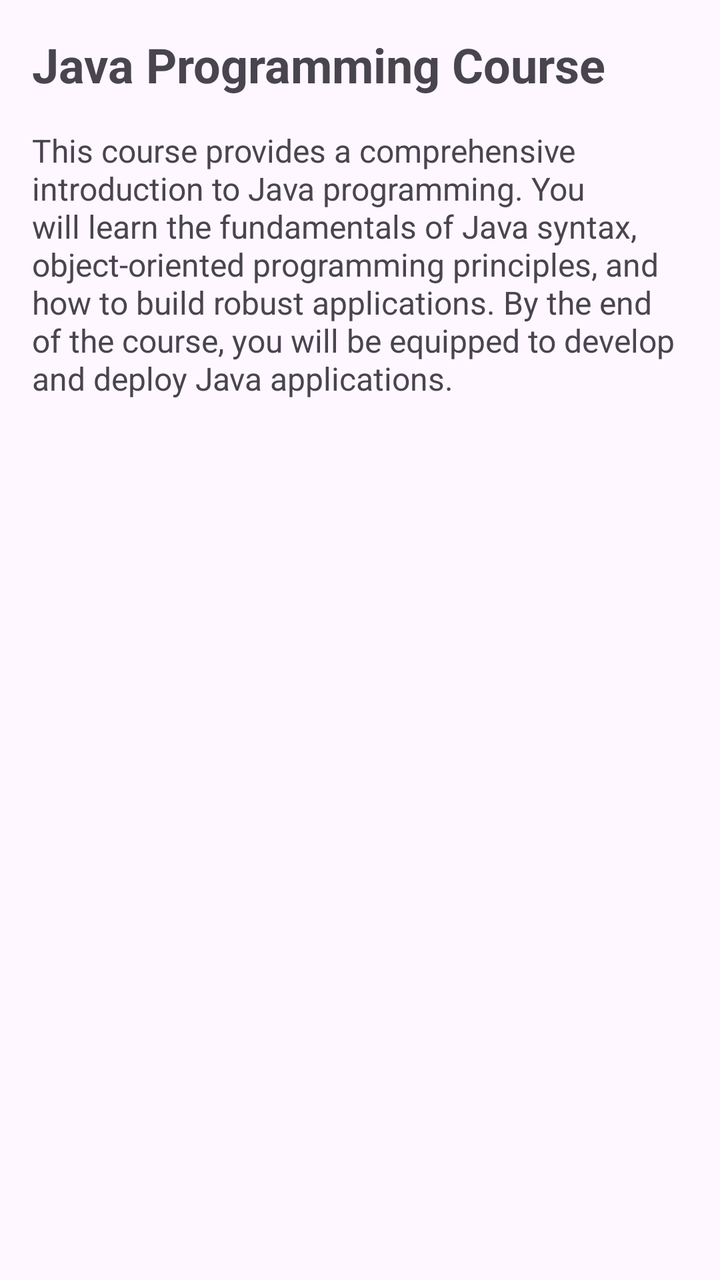
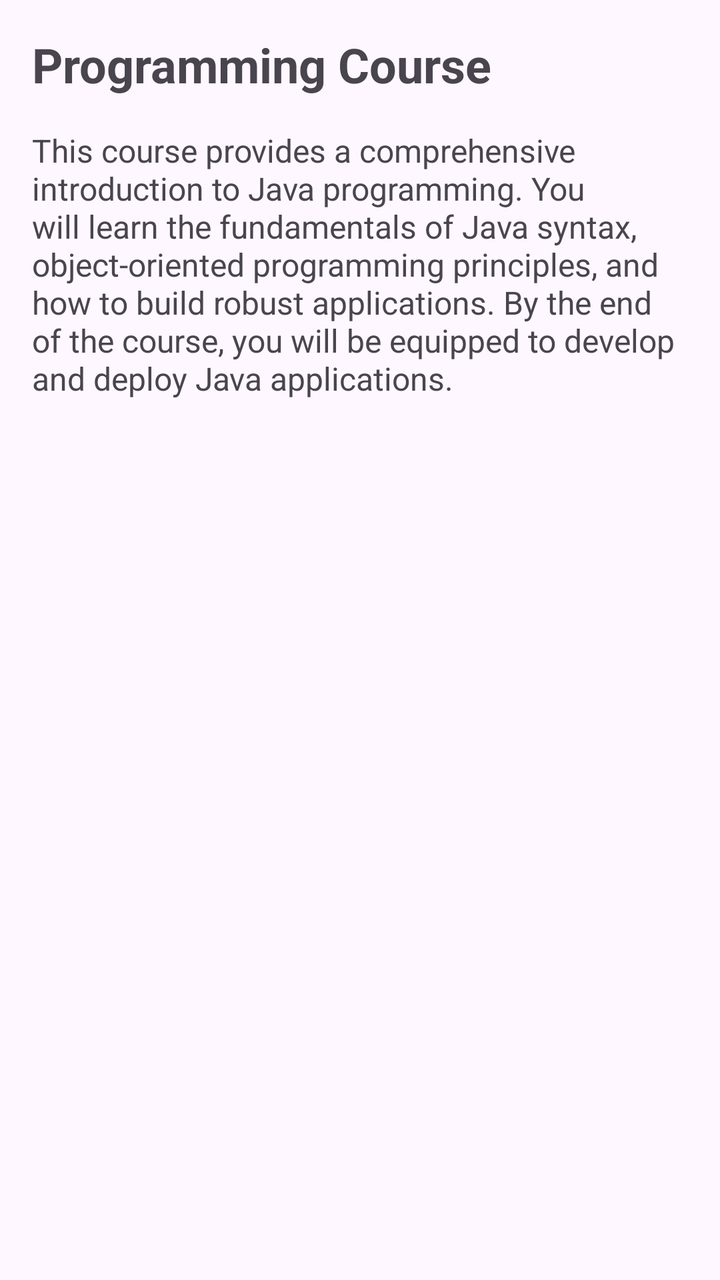

The first picture is an Android layout as it rendered before a commit; the second is the same layout after the commit. The layout source and the unified diff follow.
<!-- AndroidManifest.xml: application theme Theme.E_Learning_App -->
<!-- res/layout/activity_java.xml -->
<?xml version="1.0" encoding="utf-8"?>
<androidx.constraintlayout.widget.ConstraintLayout xmlns:android="http://schemas.android.com/apk/res/android"
    xmlns:app="http://schemas.android.com/apk/res-auto"
    xmlns:tools="http://schemas.android.com/tools"
    android:layout_width="match_parent"
    android:layout_height="match_parent"
    tools:context=".chapter.one.java">

    
    <TextView
        android:id="@+id/course_headline"
        android:layout_width="0dp"
        android:layout_height="wrap_content"
        android:text="Java Programming Course"
        android:textSize="24sp"
        android:textStyle="bold"
        android:layout_margin="16dp"
        app:layout_constraintTop_toTopOf="parent"
        app:layout_constraintStart_toStartOf="parent"
        app:layout_constraintEnd_toEndOf="parent"/>

    
    <TextView
        android:id="@+id/course_paragraph"
        android:layout_width="0dp"
        android:layout_height="wrap_content"
        android:text="This course provides a comprehensive introduction to Java programming. You will learn the fundamentals of Java syntax, object-oriented programming principles, and how to build robust applications. By the end of the course, you will be equipped to develop and deploy Java applications."
        android:textSize="16sp"
        android:layout_margin="16dp"
        app:layout_constraintTop_toBottomOf="@id/course_headline"
        app:layout_constraintStart_toStartOf="parent"
        app:layout_constraintEnd_toEndOf="parent"/>

</androidx.constraintlayout.widget.ConstraintLayout>
<!-- resources referenced by this layout -->
<resources>
  <style name="Theme.E_Learning_App" parent="Base.Theme.E_Learning_App" />
  <style name="Base.Theme.E_Learning_App" parent="Theme.Material3.DayNight.NoActionBar">
          
          
      </style>
</resources>

<!-- the commit's change to res/layout/activity_java.xml (unified diff, before → after) -->
@@ -11,7 +11,7 @@
         android:id="@+id/course_headline"
         android:layout_width="0dp"
         android:layout_height="wrap_content"
-        android:text="Java Programming Course"
+        android:text="Programming Course"
         android:textSize="24sp"
         android:textStyle="bold"
         android:layout_margin="16dp"
